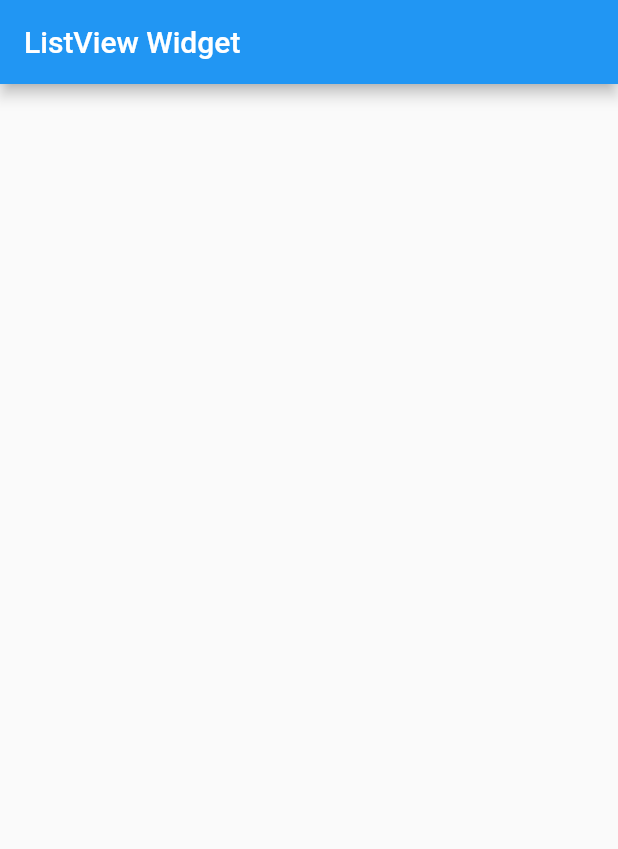
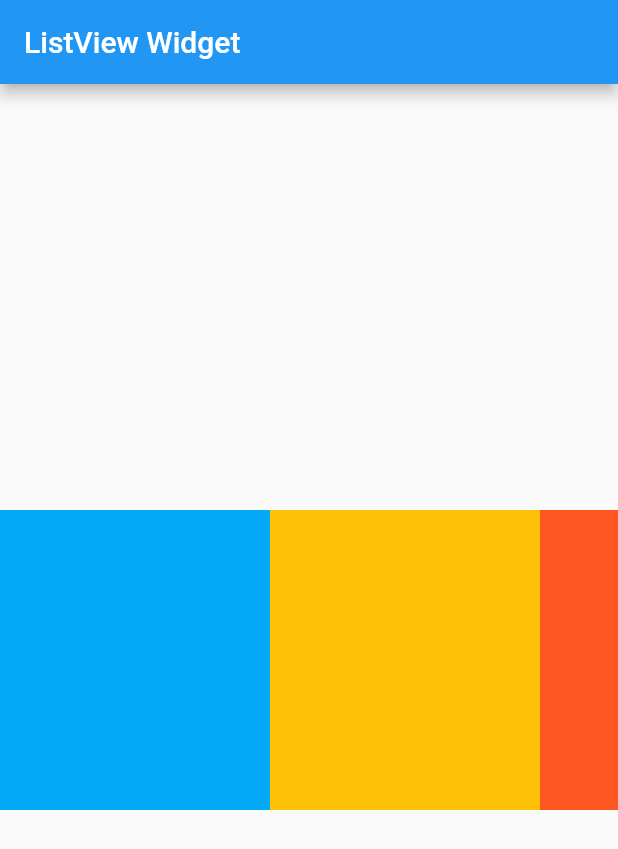
Before and after one commit to wangjing71/flutter_app, a Flutter app: the screen it shows after launch, on a phone screen of 412 x 824 dp. Shown: the top 849 px of the screen. Run offline on Flutter 3.47's test engine with Material 2 defaults, Android fonts, the phone set to English and light mode, and no system bars.

Commit message:
ListView

```diff
--- /dev/null
+++ b/lib/MyList.dart
@@ -0,0 +1,25 @@
+import 'package:flutter/material.dart';
+
+class MyList extends StatelessWidget{
+  @override
+  Widget build(BuildContext context){
+    return ListView(
+      scrollDirection: Axis.horizontal,
+      children: <Widget>[
+        new Container(
+          width:180.0,
+          color: Colors.lightBlue,
+        ), new Container(
+          width:180.0,
+          color: Colors.amber,
+        ), new Container(
+          width:180.0,
+          color: Colors.deepOrange,
+        ),new Container(
+          width:180.0,
+          color: Colors.deepPurpleAccent,
+        ),
+      ],
+    );
+  }
+}
--- a/lib/main.dart
+++ b/lib/main.dart
@@ -1,34 +1,18 @@
 import 'package:flutter/material.dart';
+import 'package:flutter_app/MyList.dart';
 
 void main() => runApp(MyApp());
 
 class MyApp extends StatelessWidget {
   @override
-  Widget build(BuildContext context){
+  Widget build(BuildContext context) {
     return MaterialApp(
-      title:'JSPang Flutter Demo',
-      home:Scaffold(
-          appBar:new AppBar(
-              title:new Text('ListView Widget')
-          ),
-        body: new ListView(
-            scrollDirection: Axis.horizontal,
-            children:<Widget>[
-              new Image.network(
-                  'http://attachments.gfan.net.cn/forum/attachments2/201301/27/202158zbvrbafqa99vzcr5.jpg'
-              ),
-              new Image.network(
-                  'http://attachments.gfan.net.cn/forum/attachments2/201301/27/202510wrq4iaiqaryii5qg.jpg'
-              ),
-              new Image.network(
-                  'http://attachments.gfan.net.cn/forum/attachments2/201301/27/2025320az940ffaw2jv42z.jpg.thumb.jpg'
-              ),
-              new Image.network(
-                  'http://pic1.win4000.com/wallpaper/2018-07-02/5b39bf2435484.jpg'
-              )
-            ]
-        ),
-      ),
+      title: 'JSPang Flutter Demo',
+      home: Scaffold(
+          appBar: new AppBar(title: new Text('ListView Widget')),
+          body: Center(
+            child: Container(height: 200.0, child: MyList()),
+          )),
     );
   }
 }
```
